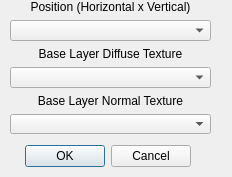
Qt form qtOgitor/addterraindialog.ui (OGRECave/ogitor) before a commit.
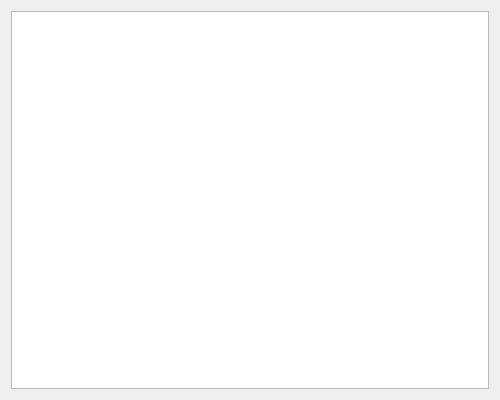
The same form after that commit.

Commit message: - Applied Andrew's Add Terrain Page Implementation

```diff
--- a/qtOgitor/addterraindialog.ui
+++ b/qtOgitor/addterraindialog.ui
@@ -1,122 +1,49 @@
 <?xml version="1.0" encoding="UTF-8"?>
-<ui version="4.0">
- <class>addterraindialog</class>
- <widget class="QDialog" name="addterraindialog">
-  <property name="geometry">
-   <rect>
-    <x>0</x>
-    <y>0</y>
-    <width>232</width>
-    <height>177</height>
-   </rect>
-  </property>
-  <property name="windowTitle">
-   <string>Add New Terrain Page</string>
-  </property>
-  <property name="modal">
-   <bool>true</bool>
-  </property>
-  <widget class="QDialogButtonBox" name="buttonBox">
-   <property name="geometry">
-    <rect>
-     <x>20</x>
-     <y>140</y>
-     <width>171</width>
-     <height>32</height>
-    </rect>
+ <ui version="4.0">
+  <class>addterraindialog</class>
+  <widget class="QDialog" name="addterraindialog">
+   <property name="windowModality">
+    <enum>Qt::NonModal</enum>
    </property>
-   <property name="orientation">
-    <enum>Qt::Horizontal</enum>
-   </property>
-   <property name="standardButtons">
-    <set>QDialogButtonBox::Cancel|QDialogButtonBox::Ok</set>
-   </property>
-  </widget>
-  <widget class="QWidget" name="verticalLayoutWidget">
    <property name="geometry">
     <rect>
-     <x>10</x>
+     <x>0</x>
      <y>0</y>
-     <width>201</width>
-     <height>134</height>
+     <width>500</width>
+     <height>400</height>
     </rect>
    </property>
-   <layout class="QVBoxLayout" name="verticalLayout">
-    <item>
-     <widget class="QLabel" name="label">
-      <property name="text">
-       <string>Position (Horizontal x Vertical)</string>
+   <property name="sizePolicy">
+    <sizepolicy hsizetype="Preferred" vsizetype="Preferred">
+     <horstretch>0</horstretch>
+     <verstretch>0</verstretch>
+    </sizepolicy>
+   </property>
+   <property name="contextMenuPolicy">
+    <enum>Qt::NoContextMenu</enum>
+   </property>
+   <property name="windowTitle">
+    <string>Add New Terrain Page</string>
+   </property>
+   <property name="modal">
+    <bool>true</bool>
+   </property>
+   <layout class="QGridLayout" name="gridLayout">
+    <item row="0" column="0">
+     <widget class="QGraphicsView" name="mPageGraphics">
+      <property name="sizePolicy">
+       <sizepolicy hsizetype="Expanding" vsizetype="Expanding">
+        <horstretch>0</horstretch>
+        <verstretch>0</verstretch>
+       </sizepolicy>
       </property>
-      <property name="alignment">
-       <set>Qt::AlignCenter</set>
+      <property name="midLineWidth">
+       <number>0</number>
       </property>
      </widget>
     </item>
-    <item>
-     <widget class="QComboBox" name="mPositionCombo"/>
-    </item>
-    <item>
-     <widget class="QLabel" name="label_2">
-      <property name="text">
-       <string>Base Layer Diffuse Texture</string>
-      </property>
-      <property name="alignment">
-       <set>Qt::AlignCenter</set>
-      </property>
-     </widget>
-    </item>
-    <item>
-     <widget class="QComboBox" name="mDiffuseCombo"/>
-    </item>
-    <item>
-     <widget class="QLabel" name="label_3">
-      <property name="text">
-       <string>Base Layer Normal Texture</string>
-      </property>
-      <property name="alignment">
-       <set>Qt::AlignCenter</set>
-      </property>
-     </widget>
-    </item>
-    <item>
-     <widget class="QComboBox" name="mNormalCombo"/>
-    </item>
    </layout>
   </widget>
- </widget>
- <resources/>
- <connections>
-  <connection>
-   <sender>buttonBox</sender>
-   <signal>accepted()</signal>
-   <receiver>addterraindialog</receiver>
-   <slot>accept()</slot>
-   <hints>
-    <hint type="sourcelabel">
-     <x>248</x>
-     <y>254</y>
-    </hint>
-    <hint type="destinationlabel">
-     <x>157</x>
-     <y>274</y>
-    </hint>
-   </hints>
-  </connection>
-  <connection>
-   <sender>buttonBox</sender>
-   <signal>rejected()</signal>
-   <receiver>addterraindialog</receiver>
-   <slot>reject()</slot>
-   <hints>
-    <hint type="sourcelabel">
-     <x>248</x>
-     <y>254</y>
-    </hint>
-    <hint type="destinationlabel">
-     <x>157</x>
-     <y>274</y>
-    </hint>
-   </hints>
-  </connection>
- </connections>
-</ui>
+  <resources/>
+  <connections/>
+ </ui>
```
The commit also changes 8 other files.
